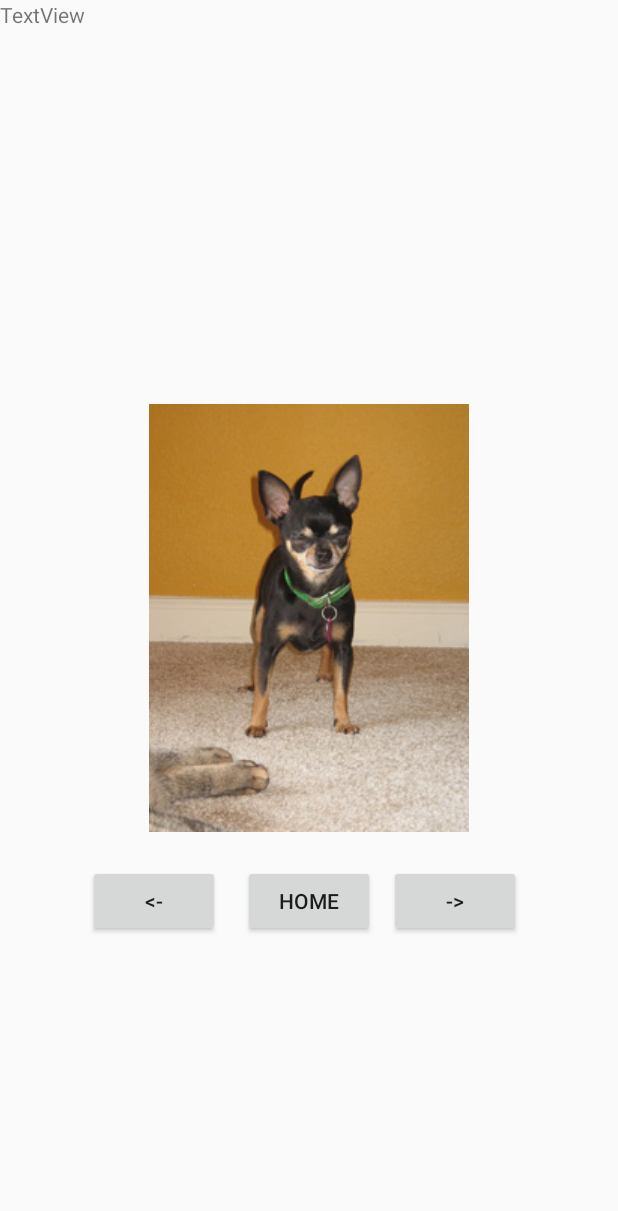
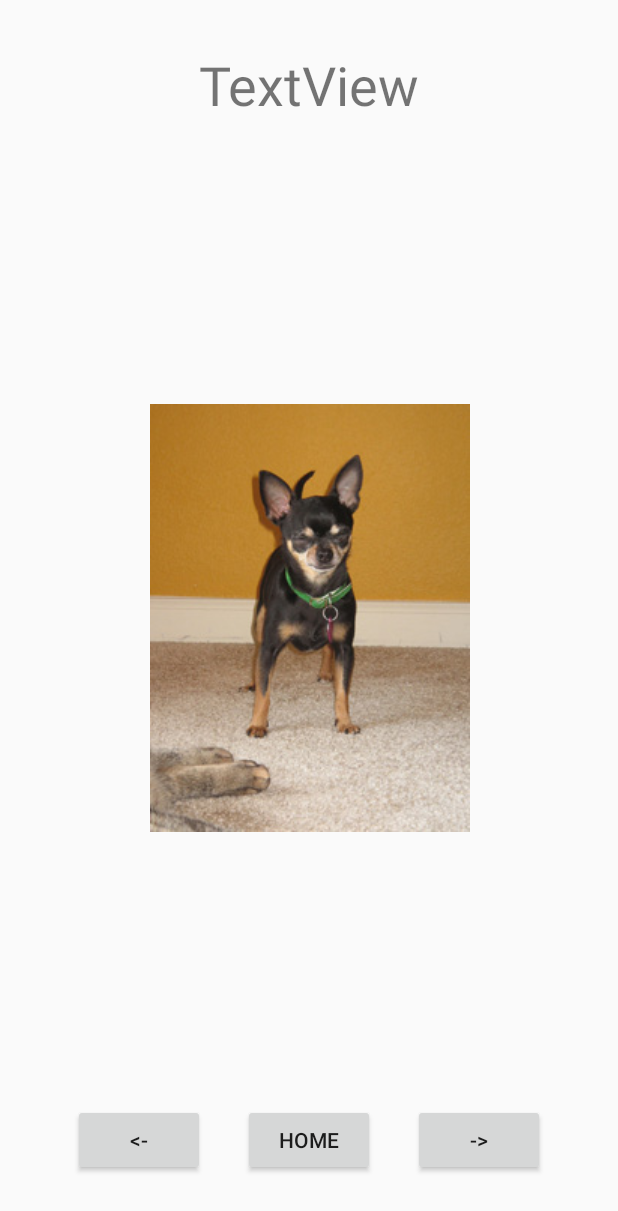
Before and after one commit to kp-marczynski/PAM-Android-Gallery, an Android app: the layout single_image_layout.xml on its own in the app's theme, with its tools: preview values and no code run, on a phone screen of 412 x 824 dp. Shown: the top 1211 px of the screen. Run offline under Robolectric (Android 15) with nearby library versions, the phone set to English and light mode, and no system bars.

```diff
--- a/app/src/main/java/pl/kpmarczynski/gallery/MainActivity.kt
+++ b/app/src/main/java/pl/kpmarczynski/gallery/MainActivity.kt
@@ -6,6 +6,7 @@ import android.view.View
 import android.widget.AdapterView
 import android.widget.GridView
 import android.widget.ImageView
+import android.widget.TextView
 
 
 class MainActivity : AppCompatActivity() {
@@ -51,6 +52,6 @@ class MainActivity : AppCompatActivity() {
         currentImage = imageId
         val imageView = findViewById<ImageView>(R.id.imageView)
         imageView.setImageResource(adapter!!.getItemId(currentImage!!).toInt())
-//        findViewById<TextView>(R.id.textView).id = currentImage!!
+        findViewById<TextView>(R.id.textView).text = currentImage.toString()
     }
 }
--- a/app/src/main/res/layout/single_image_layout.xml
+++ b/app/src/main/res/layout/single_image_layout.xml
@@ -9,38 +9,46 @@
             android:layout_width="wrap_content"
             android:layout_height="wrap_content" app:srcCompat="@drawable/sample_0"
             android:id="@+id/imageView"
-            app:layout_constraintTop_toTopOf="parent" app:layout_constraintStart_toStartOf="parent"
-            app:layout_constraintBottom_toBottomOf="parent" app:layout_constraintEnd_toEndOf="parent"
-            android:contentDescription="TODO"/>
+            android:contentDescription="@string/singleimage"
+            app:layout_constraintEnd_toEndOf="parent"
+            android:layout_marginEnd="8dp" app:layout_constraintStart_toStartOf="parent"
+            android:layout_marginStart="8dp"
+            app:layout_constraintHorizontal_bias="0.503" android:layout_marginTop="8dp"
+            app:layout_constraintTop_toTopOf="parent" android:layout_marginBottom="8dp"
+            app:layout_constraintBottom_toBottomOf="parent"/>
     <Button
             android:text="@string/home"
             android:layout_width="wrap_content"
             android:layout_height="wrap_content"
             android:id="@+id/homeButton"
-            app:layout_constraintBaseline_toBaselineOf="@+id/nextButton"
-            app:layout_constraintStart_toEndOf="@+id/previousButton"
-            app:layout_constraintEnd_toStartOf="@+id/nextButton" android:layout_marginEnd="9dp"
-            android:onClick="onHomeButtonClick"/>
+            android:onClick="onHomeButtonClick"
+            android:layout_marginBottom="40dp"
+            app:layout_constraintBottom_toBottomOf="parent" android:layout_marginEnd="8dp"
+            app:layout_constraintEnd_toEndOf="parent" android:layout_marginStart="8dp"
+            app:layout_constraintStart_toStartOf="parent"/>
     <Button
             android:text="@string/next"
             android:layout_width="wrap_content"
             android:layout_height="wrap_content"
-            android:id="@+id/nextButton" android:layout_marginTop="22dp"
-            app:layout_constraintTop_toBottomOf="@+id/imageView" app:layout_constraintStart_toEndOf="@+id/homeButton"
-            app:layout_constraintEnd_toEndOf="parent" android:layout_marginEnd="6dp"
-            android:onClick="onNextButtonClick"/>
+            android:id="@+id/nextButton"
+            android:onClick="onNextButtonClick"
+            app:layout_constraintStart_toEndOf="@+id/homeButton" android:layout_marginStart="25dp"
+            app:layout_constraintTop_toTopOf="@+id/homeButton"/>
     <Button
             android:text="@string/previous"
             android:layout_width="wrap_content"
             android:layout_height="wrap_content"
             android:id="@+id/previousButton"
-            app:layout_constraintHorizontal_chainStyle="packed" app:layout_constraintStart_toStartOf="parent"
-            app:layout_constraintBaseline_toBaselineOf="@+id/homeButton"
-            app:layout_constraintEnd_toStartOf="@+id/homeButton"
-            android:layout_marginEnd="15dp" android:onClick="onPreviousButtonClick"/>
+            android:onClick="onPreviousButtonClick"
+            app:layout_constraintTop_toTopOf="@+id/homeButton" app:layout_constraintEnd_toStartOf="@+id/homeButton"
+            android:layout_marginEnd="25dp"/>
     <TextView
-            android:text="TextView"
+            android:text="@string/textview"
             android:layout_width="wrap_content"
-            android:layout_height="wrap_content" tools:layout_editor_absoluteY="44dp"
-            tools:layout_editor_absoluteX="163dp" android:id="@+id/textView"/>
+            android:layout_height="wrap_content"
+            android:textSize="36sp"
+            android:id="@+id/textView" android:layout_marginTop="32dp"
+            app:layout_constraintTop_toTopOf="parent" android:layout_marginEnd="8dp"
+            app:layout_constraintEnd_toEndOf="parent" android:layout_marginStart="8dp"
+            app:layout_constraintStart_toStartOf="parent" android:textAlignment="center"/>
 </android.support.constraint.ConstraintLayout>
--- a/app/src/main/res/values/strings.xml
+++ b/app/src/main/res/values/strings.xml
@@ -3,4 +3,6 @@
     <string name="home">Home</string>
     <string name="next"><![CDATA[->]]></string>
     <string name="previous"><![CDATA[<-]]></string>
+    <string name="singleimage">SingleImage</string>
+    <string name="textview">TextView</string>
 </resources>
```
